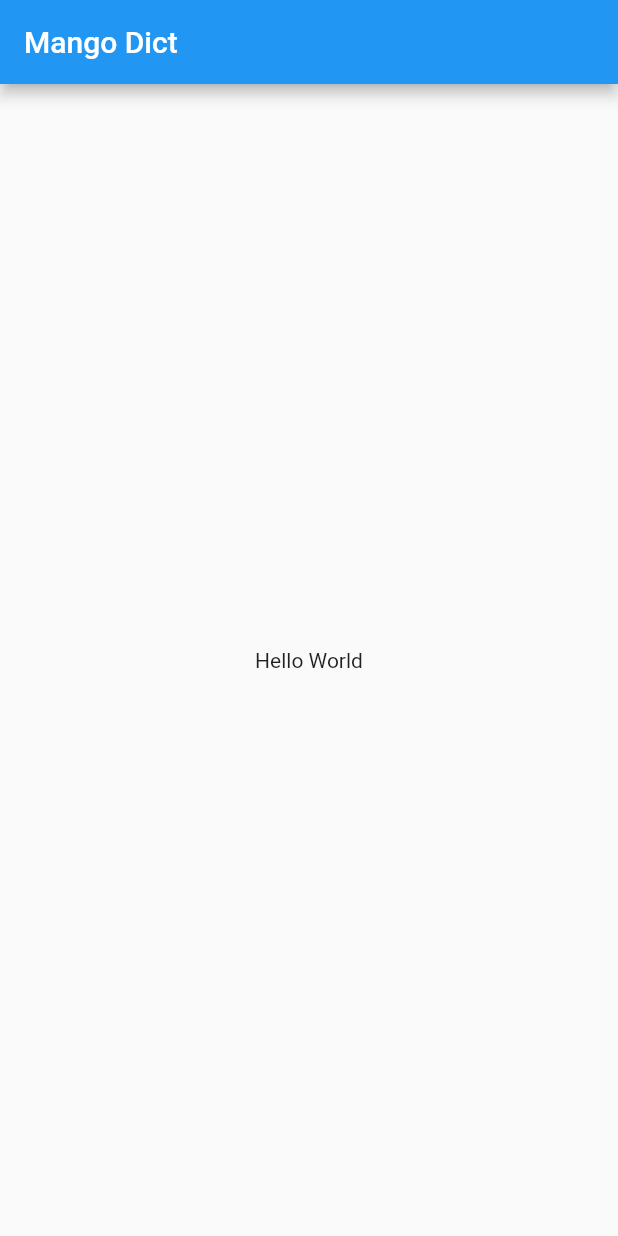
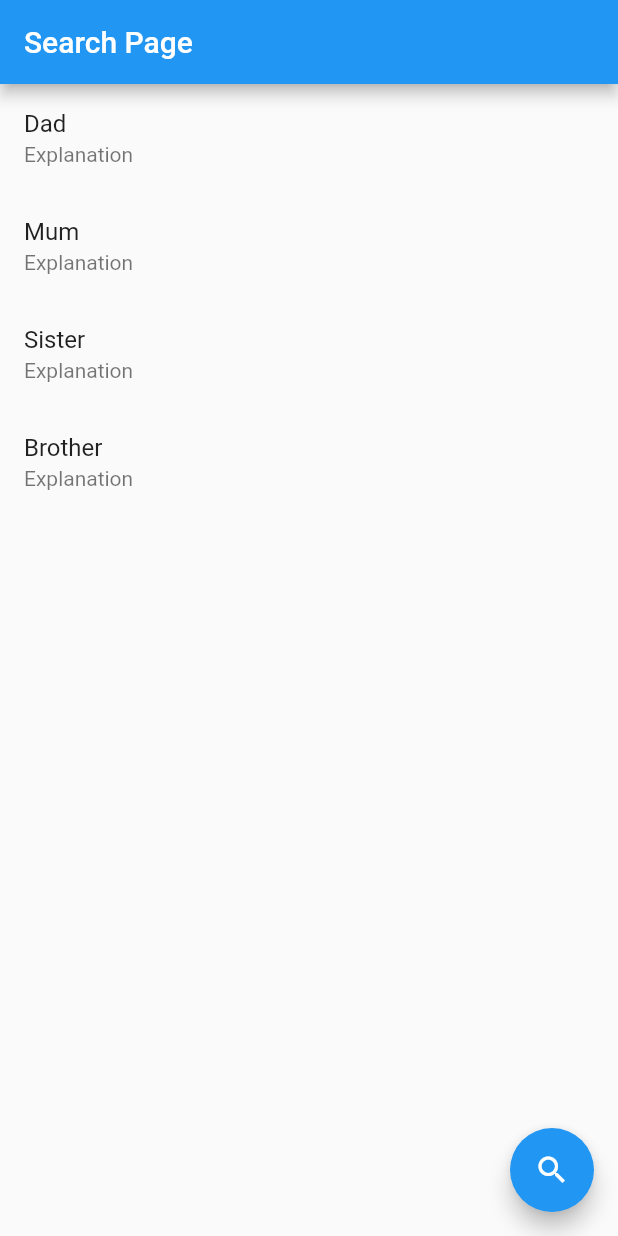
Before and after one commit to eba472/mango-mobile, a Flutter app: the screen it shows after launch, on a phone screen of 412 x 824 dp. Run offline on Flutter 3.47's test engine with Material 2 defaults, Android fonts, the phone set to English and light mode, and no system bars.

Commit message:
Search page on mobile #10
-tried-

```diff
--- a/mobile/lib/main.dart
+++ b/mobile/lib/main.dart
@@ -1,25 +1,87 @@
+// ignore_for_file: avoid_print
+
 import 'package:flutter/material.dart';
+import 'package:mobile/search_page.dart';
 
-void main() {
-  runApp(const app());
+/// This is a very simple class, used to
+/// demo the `SearchPage` package
+class Words implements Comparable<Words> {
+  final String chars;
+
+  const Words(this.chars);
+
+  @override
+  int compareTo(Words other) => chars.compareTo(other.chars);
 }
 
-class app extends StatelessWidget {
-  const app({Key? key}) : super(key: key);
+void main() => runApp(const MyApp());
+
+class MyApp extends StatelessWidget {
+  const MyApp({super.key});
 
   @override
   Widget build(BuildContext context) {
-    // Material App
     return MaterialApp(
-
-        // Scaffold Widget
-        home: Scaffold(
-      appBar: AppBar(
-        // AppBar takes a Text Widget
-        // in it's title parameter
-        title: const Text('Mango Dict'),
+      title: 'search_page',
+      theme: ThemeData(
+        primarySwatch: Colors.blue,
       ),
-      body: const Center(child: Text('Hello World')),
-    ));
+      home: const MyHomePage(),
+    );
   }
 }
+
+class MyHomePage extends StatelessWidget {
+  static const word = [
+    Words('Dad'),
+    Words('Mum'),
+    Words('Sister'),
+    Words('Brother'),
+  ];
+
+  const MyHomePage({super.key});
+
+  @override
+  Widget build(BuildContext context) {
+    return Scaffold(
+      appBar: AppBar(
+        title: const Text('Search Page'),
+      ),
+      body: ListView.builder(
+        itemCount: word.length,
+        itemBuilder: (context, index) {
+          final word_s = word[index];
+
+          return ListTile(
+            title: Text(word_s.chars),
+            subtitle: Text('Explanation'),
+          );
+        },
+      ),
+      floatingActionButton: FloatingActionButton(
+        tooltip: 'Search words',
+        onPressed: () => showSearch(
+          context: context,
+          delegate: SearchPage(
+            onQueryUpdate: print,
+            items: word,
+            searchLabel: 'Search words',
+            suggestion: const Center(
+              child: Text('Try something'),
+            ),
+            failure: const Center(
+              child: Text('No way :('),
+            ),
+            filter: (word_s) => [
+              word_s.chars,
+            ],
+            builder: (word_s) => ListTile(
+              title: Text(word_s.chars),
+            ),
+          ),
+        ),
+        child: const Icon(Icons.search),
+      ),
+    );
+  }
+}
--- /dev/null
+++ b/mobile/lib/search_page.dart
@@ -0,0 +1,200 @@
+import 'package:flutter/material.dart';
+
+typedef SearchFilter<T> = List<String?> Function(T t);
+typedef ResultBuilder<T> = Widget Function(T t);
+typedef SortCallback<T> = int Function(T a, T b);
+
+/// This class helps to implement a search view, using [SearchDelegate].
+/// It can show suggestion & unsuccessful-search widgets.
+class SearchPage<T> extends SearchDelegate<T?> {
+  /// Set this to true to display the complete list instead of the [suggestion].
+  /// This is useful to give your users the chance to explore all the items in the
+  /// list without knowing what so search for.
+  final bool showItemsOnEmpty;
+
+  /// Widget that is built when current query is empty.
+  /// Suggests the user what's possible to do.
+  final Widget suggestion;
+
+  /// Widget built when there's no item in [items] that
+  /// matches current query.
+  final Widget failure;
+
+  /// Method that builds a widget for each item that matches
+  /// the current query parameter entered by the user.
+  ///
+  /// If no builder is provided by the user, the package will try
+  /// to display a [ListTile] for each child, with a string
+  /// representation of itself as the title.
+  final ResultBuilder<T> builder;
+
+  /// Method that returns the specific parameters intrinsic
+  /// to a [T] instance.
+  ///
+  /// For example, filter a person by its name & age parameters:
+  /// filter: (person) => [
+  ///   person.name,
+  ///   person.age.toString(),
+  /// ]
+  ///
+  /// Al parameters to filter through must be [String] instances.
+  final SearchFilter<T> filter;
+
+  /// This text will be shown in the [AppBar] when
+  /// current query is empty.
+  final String? searchLabel;
+
+  /// List of items where the search is going to take place on.
+  /// They have [T] on run time.
+  final List<T> items;
+
+  /// Theme that would be used in the [AppBar] widget, inside
+  /// the search view.
+  final ThemeData? barTheme;
+
+  /// Provided queries only matches with the begining of each
+  /// string item's representation.
+  final bool itemStartsWith;
+
+  /// Provided queries only matches with the end of each
+  /// string item's representation.
+  final bool itemEndsWith;
+
+  /// Functions that gets called when the screen performs a search operation.
+  final ValueChanged<String>? onQueryUpdate;
+
+  /// The style of the [searchFieldLabel] text widget.
+  final TextStyle? searchStyle;
+
+  final SortCallback<T>? sort;
+
+  SearchPage({
+    this.suggestion = const SizedBox(),
+    this.failure = const SizedBox(),
+    required this.builder,
+    required this.filter,
+    required this.items,
+    this.showItemsOnEmpty = false,
+    this.searchLabel,
+    this.barTheme,
+    this.itemStartsWith = false,
+    this.itemEndsWith = false,
+    this.onQueryUpdate,
+    this.searchStyle,
+    this.sort,
+  }) : super(
+          searchFieldLabel: searchLabel,
+          searchFieldStyle: searchStyle,
+        );
+
+  @override
+  ThemeData appBarTheme(BuildContext context) {
+    return barTheme ??
+        Theme.of(context).copyWith(
+          textTheme: Theme.of(context).textTheme.copyWith(
+                headline6: TextStyle(
+                  color: Theme.of(context).primaryTextTheme.headline6?.color,
+                  fontSize: 20,
+                ),
+              ),
+          inputDecorationTheme: InputDecorationTheme(
+            hintStyle: TextStyle(
+              color: Theme.of(context).primaryTextTheme.caption?.color,
+              fontSize: 20,
+            ),
+            focusedErrorBorder: InputBorder.none,
+            disabledBorder: InputBorder.none,
+            focusedBorder: InputBorder.none,
+            enabledBorder: InputBorder.none,
+            errorBorder: InputBorder.none,
+            border: InputBorder.none,
+          ),
+        );
+  }
+
+  @override
+  List<Widget> buildActions(BuildContext context) {
+    // Builds a 'clear' button at the end of the [AppBar]
+    return [
+      AnimatedOpacity(
+        opacity: query.isNotEmpty ? 1.0 : 0.0,
+        duration: kThemeAnimationDuration,
+        curve: Curves.easeInOutCubic,
+        child: IconButton(
+          tooltip: MaterialLocalizations.of(context).deleteButtonTooltip,
+          icon: const Icon(Icons.clear),
+          onPressed: () => query = '',
+        ),
+      )
+    ];
+  }
+
+  @override
+  Widget buildLeading(BuildContext context) {
+    // Creates a default back button as the leading widget.
+    // It's aware of targeted platform.
+    // Used to close the view.
+    return BackButton(
+      onPressed: () => close(context, null),
+    );
+  }
+
+  @override
+  Widget buildResults(BuildContext context) => buildSuggestions(context);
+
+  bool _filterByValue({
+    required String query,
+    required String? value,
+  }) {
+    if (value == null) {
+      return false;
+    }
+    if (itemStartsWith && itemEndsWith) {
+      return value == query;
+    }
+    if (itemStartsWith) {
+      return value.startsWith(query);
+    }
+    if (itemEndsWith) {
+      return value.endsWith(query);
+    }
+    return value.contains(query);
+  }
+
+  @override
+  Widget buildSuggestions(BuildContext context) {
+    // Calles the 'onQueryUpdated' functions at the start of the operation
+    if (onQueryUpdate != null) onQueryUpdate!(query);
+
+    // Deletes possible blank spaces & converts the string to lower case
+    final cleanQuery = query.toLowerCase().trim();
+
+    // Using the [filter] method, filters through the [items] list
+    // in order to select matching items
+    final result = items
+        .where(
+          // First we collect all [String] representation of each [item]
+          (item) => filter(item)
+              // Then, transforms all results to lower case letters
+              .map((value) => value?.toLowerCase().trim())
+              // Finally, checks wheters any coincide with the cleaned query
+              // Checks wheter the [startsWith] or [endsWith] are 'true'
+              .any((value) => _filterByValue(query: cleanQuery, value: value)),
+        )
+        .toList();
+
+    if (sort != null) {
+      result.sort(sort);
+    }
+
+    // Builds a list with all filtered items
+    // if query and result list are not empty
+    return cleanQuery.isEmpty && !showItemsOnEmpty
+        ? suggestion
+        : result.isEmpty
+            ? failure
+            : ListView(
+                children: result.map(builder).toList(),
+              );
+  }
+}
--- a/mobile/pubspec.yaml
+++ b/mobile/pubspec.yaml
@@ -20,6 +20,7 @@ publish_to: 'none' # Remove this line if you wish to publish to pub.dev
 version: 1.0.0+1
 
 environment:
+  flutter: '>=3.3.0'
   sdk: '>=2.18.0 <3.0.0'
 
 # Dependencies specify other packages that your package needs in order to work.
@@ -31,6 +32,7 @@ environment:
 dependencies:
   flutter:
     sdk: flutter
+ # search_page: ^1.0.0
 
 
   # The following adds the Cupertino Icons font to your application.
@@ -40,7 +42,6 @@ dependencies:
 dev_dependencies:
   flutter_test:
     sdk: flutter
-
   # The "flutter_lints" package below contains a set of recommended lints to
   # encourage good coding practices. The lint set provided by the package is
   # activated in the `analysis_options.yaml` file located at the root of your
```
Also changed, not shown: mobile/pubspec.lock.
